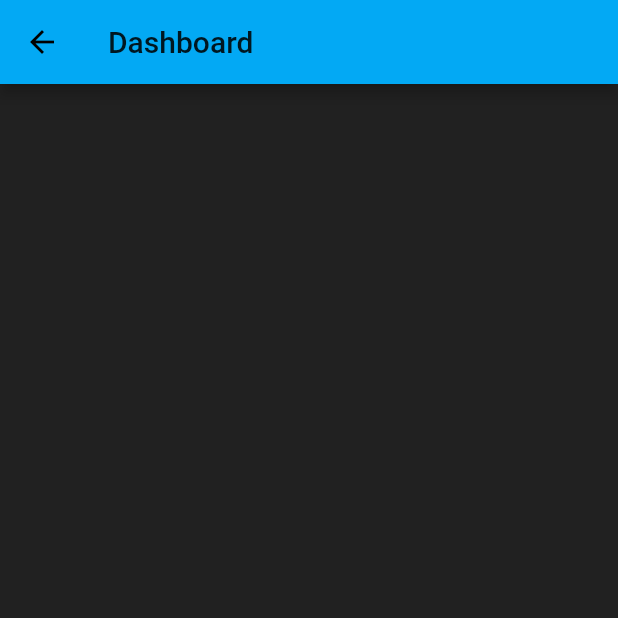
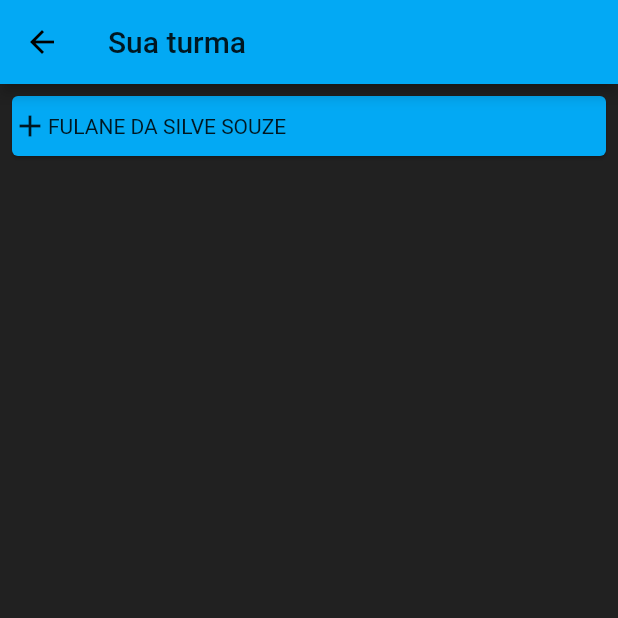
Before and after one commit to Ericboo/eldoom, a Flutter app: the DashboardProfessor screen opened directly, on a phone screen of 412 x 824 dp, the top half of it. Run offline on Flutter 3.47's test engine with Material 2 defaults, Android fonts, the phone set to English and light mode, and no system bars.

Commit message:
Divisão da dashboard em 3 arquivos

```diff
--- a/lib/pages/dashboard.dart
+++ b/lib/pages/dashboard/aluno.dart
@@ -1,19 +1,4 @@
 import 'package:flutter/material.dart';
-
-//Dashboard é a tela que mostrará informações úteis tanto aos professores quanto
-//aos alunos. A tela deverá saber se o login é referente a um professor ou aluno.
-//ao aluno a tela deve mostrar as duas notas, a média e [talvez] os professores.
-//ao professor a tela deve mostrar cada aluno em uma lista e permitir ao professor
-//atribuir notas. good luck
-
-class Dashboard extends StatelessWidget {
-  final bool aluno = false;
-
-  @override
-  Widget build(BuildContext context) {
-    return aluno ? DashboardAluno() : DashboardProfessor();
-  }
-}
 
 class DashboardAluno extends StatelessWidget {
   final double nota1 = 8;
@@ -90,14 +75,3 @@ class DashboardAluno extends StatelessWidget {
     );
   }
 }
-
-class DashboardProfessor extends StatelessWidget {
-  @override
-  Widget build(BuildContext context) {
-    return Scaffold(
-      appBar: AppBar(
-        title: Text('Dashboard'),
-      ),
-    );
-  }
-}
--- /dev/null
+++ b/lib/pages/dashboard/dashboard.dart
@@ -0,0 +1,18 @@
+import 'package:eldoom/pages/dashboard/aluno.dart';
+import 'package:eldoom/pages/dashboard/professor.dart';
+import 'package:flutter/material.dart';
+
+//Dashboard é a tela que mostrará informações úteis tanto aos professores quanto
+//aos alunos. A tela deverá saber se o login é referente a um professor ou aluno.
+//ao aluno a tela deve mostrar as duas notas, a média e [talvez] os professores.
+//ao professor a tela deve mostrar cada aluno em uma lista e permitir ao professor
+//atribuir notas. good luck
+
+class Dashboard extends StatelessWidget {
+  final bool aluno = false;
+
+  @override
+  Widget build(BuildContext context) {
+    return aluno ? DashboardAluno() : DashboardProfessor();
+  }
+}
--- /dev/null
+++ b/lib/pages/dashboard/professor.dart
@@ -0,0 +1,29 @@
+import 'package:flutter/material.dart';
+
+class DashboardProfessor extends StatelessWidget {
+  @override
+  Widget build(BuildContext context) {
+    return Scaffold(
+      appBar: AppBar(
+        title: Text('Sua turma'),
+      ),
+      body: ListView(
+        children: [
+          Card(
+            color: Theme.of(context).primaryColor,
+            margin: EdgeInsets.all(8),
+            child: Container(
+              height: 40,
+              child: Row(
+                children: [
+                  Icon(Icons.add),
+                  Text('FULANE DA SILVE SOUZE')
+                ],
+              ),
+            ),
+          )
+        ],
+      ),
+    );
+  }
+}
```
